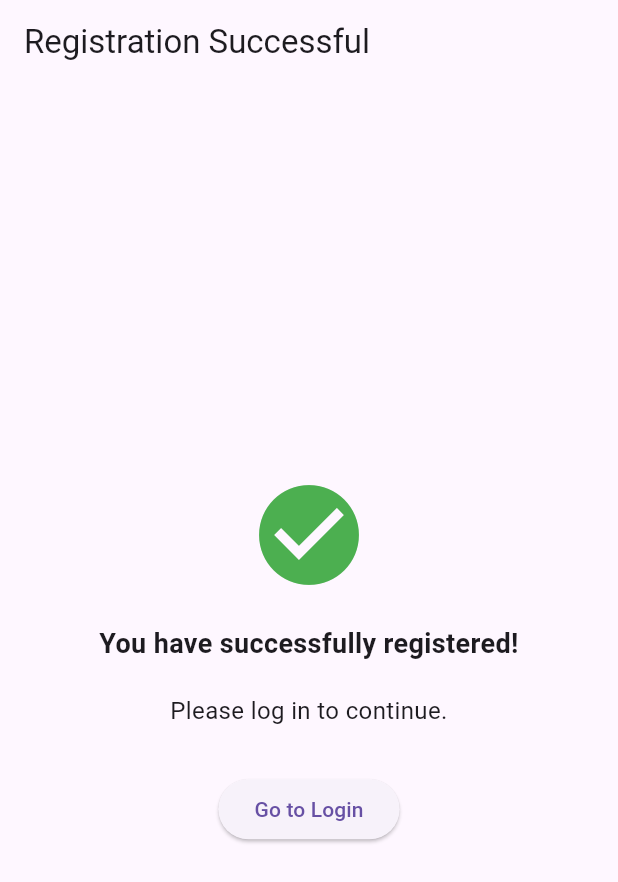
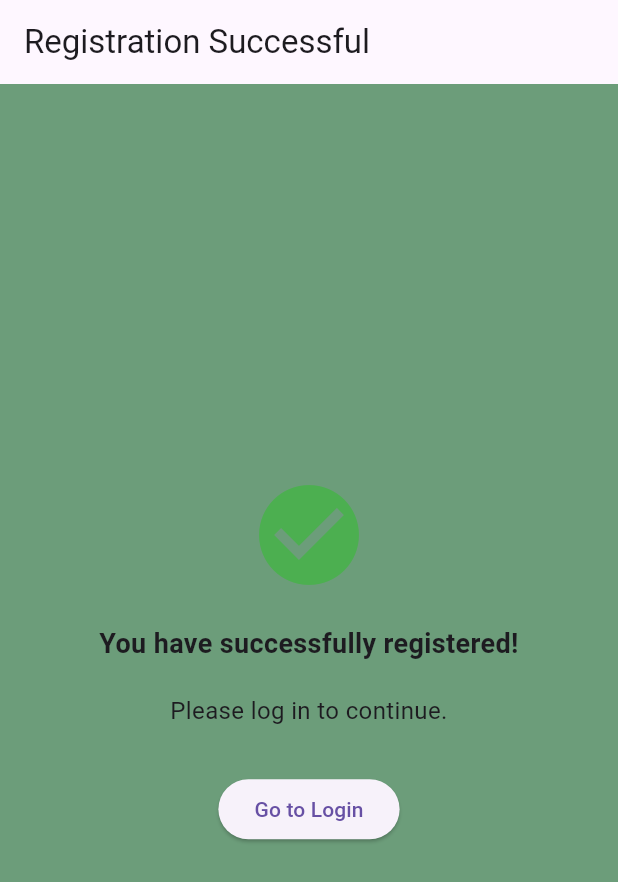
Before and after one commit to JMJ10/ecopulse_local, a Flutter app: the RegistrationSuccessScreen screen opened directly, on a phone screen of 412 x 824 dp. Shown: the top 882 px of the screen. Run offline on Flutter 3.47's test engine with Material 3 defaults, Android fonts, the phone set to English and light mode, and no system bars; our stand-ins replace shared_preferences; accounts and stored records are empty.

Commit message:
small changes

```diff
--- a/lib/dashboard_screen.dart
+++ b/lib/dashboard_screen.dart
@@ -19,6 +19,7 @@ class DashboardScreen extends StatelessWidget {
       appBar: AppBar(
         title: Text('Eco Practices Dashboard'),
         backgroundColor: Colors.green,
+        automaticallyImplyLeading: false,
       ),
       body: Padding(
         padding: const EdgeInsets.all(12.0),
--- a/lib/reg_success.dart
+++ b/lib/reg_success.dart
@@ -5,6 +5,7 @@ class RegistrationSuccessScreen extends StatelessWidget {
   @override
   Widget build(BuildContext context) {
     return Scaffold(
+      backgroundColor: const Color(0xFF6C9D7A),
       appBar: AppBar(title: Text('Registration Successful')),
       body: Center(
         child: Padding(
```
